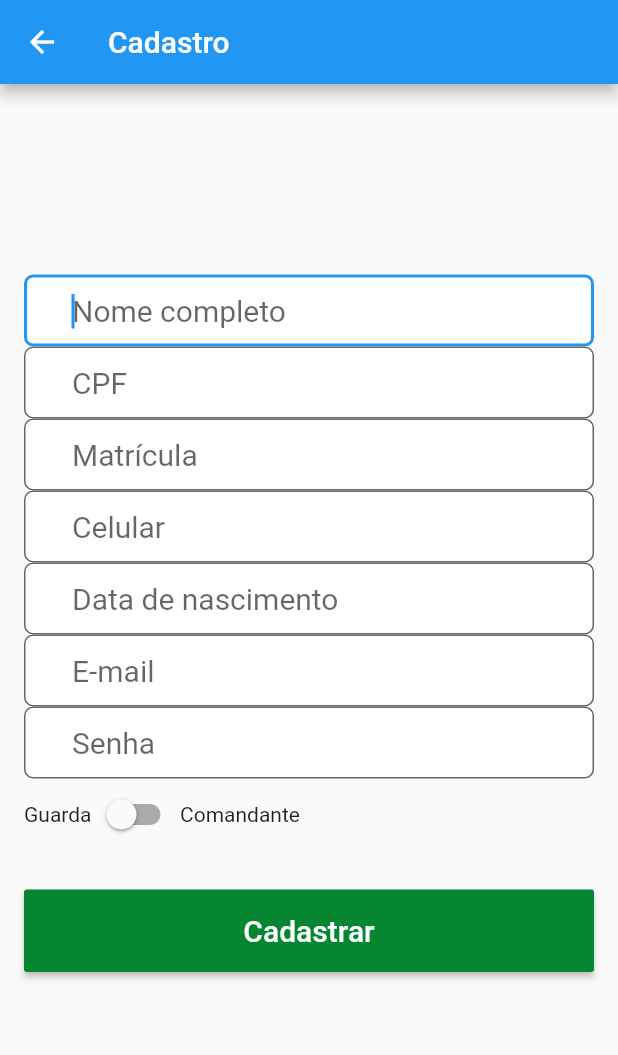
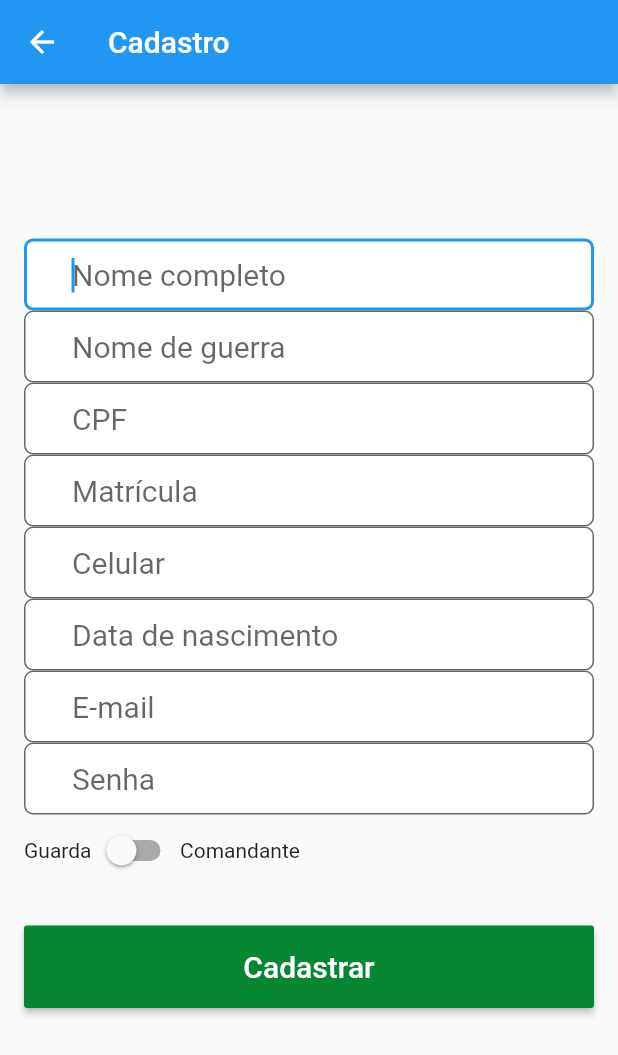
Before and after one commit to matheusneriss/aplicativo-boletim, a Flutter app: the Cadastro screen opened by its route, on a phone screen of 412 x 824 dp. Shown: the top 1055 px of the screen. Run offline on Flutter 3.47's test engine with Material 2 defaults, Android fonts, the phone set to English and light mode, and no system bars; our stand-ins replace cloud_firestore, firebase_auth, firebase_core, firebase_storage, image_picker, mask_text_input_formatter; accounts and stored records are empty; network calls fail.

Commit message:
ädicionando o campo qra no banco de dados

```diff
--- a/lib/model/Usuario.dart
+++ b/lib/model/Usuario.dart
@@ -9,8 +9,15 @@ class Usuario{
   String _datanascimento = "";
   String _urlImagem = "";
   String _cpf = "";
+  String _qra = "";
 
   Usuario();
+
+  String get qra => _qra;
+
+  set qra(String value) {
+    _qra = value;
+  }
 
   String get urlImagem => _urlImagem;
 
@@ -28,6 +35,7 @@ class Usuario{
       "email" : this.email,
       "tipoUsuario": this.tipoUsuario,
       "urlImagem" : this.urlImagem,
+      "nome de guerra" : this.qra,
     };
     return map;
 
--- a/lib/telas/Cadastro.dart
+++ b/lib/telas/Cadastro.dart
@@ -21,6 +21,7 @@ class _CadastroState extends State<Cadastro> {
   TextEditingController _controllerDatanascimento = TextEditingController();
   TextEditingController _controllerSenha = TextEditingController();
   TextEditingController _controllerEmail = TextEditingController();
+  TextEditingController _controllerQra = TextEditingController();
   bool _tipoUsuario = false;
   String _mensagemErro = "";
 
@@ -51,6 +52,7 @@ class _CadastroState extends State<Cadastro> {
     String datanascimento = _controllerDatanascimento.text;
     String senha = _controllerSenha.text;
     String email = _controllerEmail.text;
+    String qra = _controllerQra.text;
 
     Usuario usuario = Usuario();
     usuario.nome = nome;
@@ -60,6 +62,7 @@ class _CadastroState extends State<Cadastro> {
     usuario.datanascimento = datanascimento;
     usuario.senha = senha;
     usuario.email = email;
+    usuario.qra = qra;
     usuario.tipoUsuario = usuario.verificaTipoUsuario(_tipoUsuario);
 
     _cadastrarUsuario(usuario);
@@ -156,6 +159,19 @@ class _CadastroState extends State<Cadastro> {
                   decoration: InputDecoration(
                       contentPadding: EdgeInsets.fromLTRB(32, 10, 32, 10),
                       hintText: "Nome completo",
+                      filled: true,
+                      fillColor: Colors.white,
+                      border: OutlineInputBorder(
+                          borderRadius: BorderRadius.circular(6))),
+                ),
+                TextField(
+                  controller: _controllerQra,
+                  autofocus: true,
+                  keyboardType: TextInputType.text,
+                  style: TextStyle(fontSize: 20),
+                  decoration: InputDecoration(
+                      contentPadding: EdgeInsets.fromLTRB(32, 10, 32, 10),
+                      hintText: "Nome de guerra",
                       filled: true,
                       fillColor: Colors.white,
                       border: OutlineInputBorder(
```
